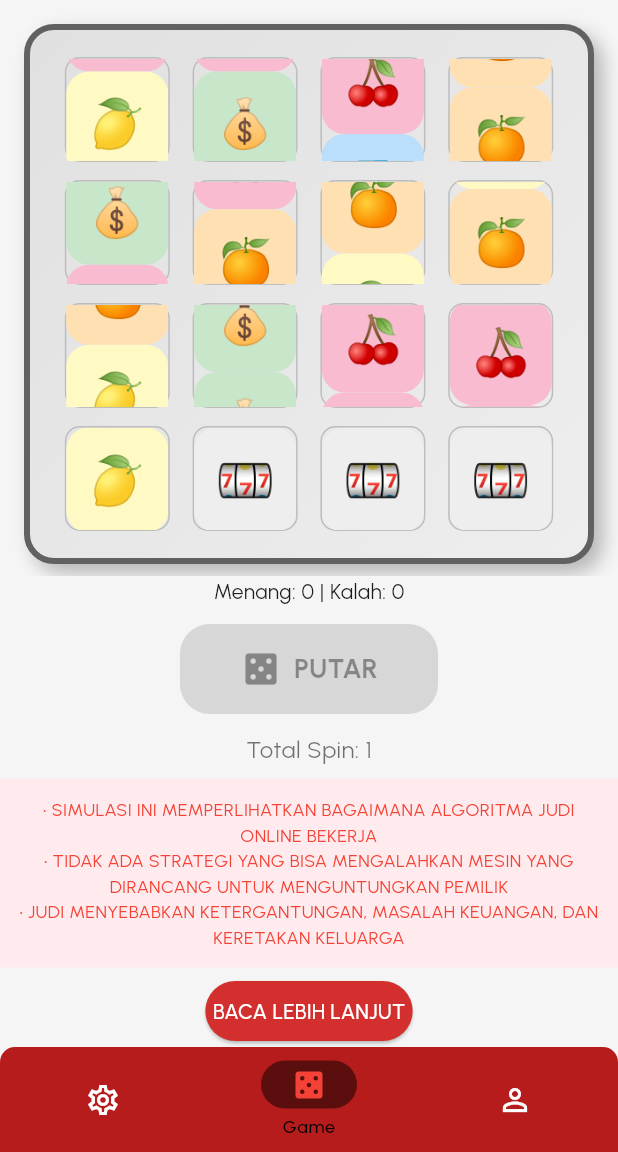
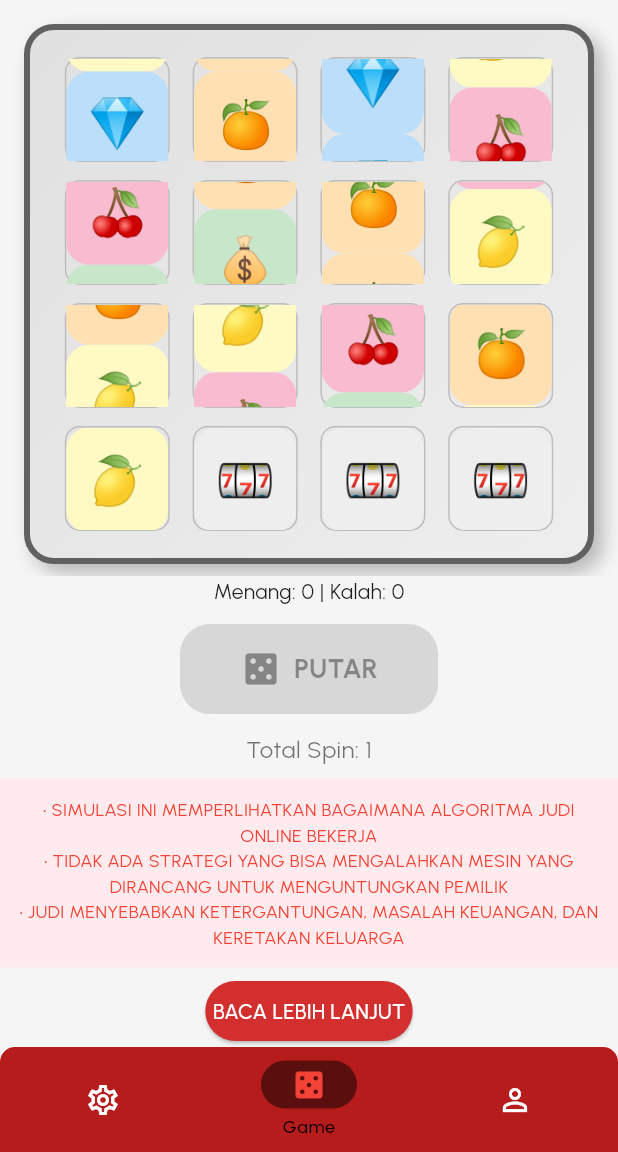
Before and after one commit to Fikri-rmd/skripsi_simulasi_gambling, a Flutter app: the SlotGameScreen screen opened directly, item 2 of the bottom bar chosen, after a tap on "PUTAR", on a phone screen of 412 x 824 dp, the part 84-1236 px from its top. Run offline on Flutter 3.47's test engine with Material 3 defaults, Android fonts, the light colour scheme and no system bars; our stand-ins replace cloud_firestore, firebase_auth, firebase_core, font_awesome_flutter, google_fonts, google_sign_in and 1 more; accounts and stored records are empty.

Commit message:
commit aja

```diff
--- a/lib/dialogs/reset_dialog.dart
+++ b/lib/dialogs/reset_dialog.dart
@@ -6,6 +6,7 @@ class ResetSuccessDialog extends StatelessWidget {
   @override
   Widget build(BuildContext context) {
     return AlertDialog(
+      actionsPadding: const EdgeInsets.all(15.0),
       icon: const Icon(Icons.check_circle, color: Colors.green, size: 40),
       title: Text(
       'Reset Berhasil!',
@@ -17,8 +18,7 @@ class ResetSuccessDialog extends StatelessWidget {
       ),
       content: Text(
       'Permainan telah direset ke kondisi awal\n'
-        '🪙 Saldo: 500 Koin\n'
-        ,
+      '🪙 Saldo: 500 Koin\n',
       textAlign: TextAlign.center,
       style: TextStyle(
         fontSize: 16,
@@ -37,6 +37,7 @@ class ResetSuccessDialog extends StatelessWidget {
         ),
       ),
       ],
+      actionsAlignment: MainAxisAlignment.end, // default is end (bottom)
       shape: RoundedRectangleBorder(
       borderRadius: BorderRadius.circular(20),
       ),
--- a/lib/screens/slot_game_screen.dart
+++ b/lib/screens/slot_game_screen.dart
@@ -55,6 +55,7 @@ void initState() {
 
     if (isFirstRun) {
       await _resetGameStatistics();
+      GameLogic.generateSymbols(spinCount: _spinCount);
       await prefs.setBool('first_run', false);
     }
   });
@@ -75,6 +76,7 @@ void initState() {
   await _loadSettings();
   await _loadSpinCounter();
   await _loadStatistics();
+  GameLogic.generateSymbols(spinCount: _spinCount);
  _queuedSpins = await SpinPreparer.prepareSpins(
   totalSpins: 100,
   currentSpinCount: _totalSpinCounter,
@@ -176,6 +178,7 @@ Future<void> _loadSpinCounter() async {
     );
     await _saveSpinCounter();
     await GameLogic.resetStatistics();
+    await GameLogic.generateSymbols(spinCount: _spinCount);
     setState(()  {
       _coins = 500;
       _spinCount = 0;
@@ -201,24 +204,26 @@ Future<void> _loadSpinCounter() async {
 
   Future<void> _spin() async {
     if (_coins < 10 || _isSpinning) return;
-
+    setState(() {
+      _spinCount++;
+    });
+    await GameLogic.generateSymbols(spinCount: _spinCount);
     setState(() {
       _coins -= 10;
-      _spinCount++;
       _isSpinning = true;
       _winLines = [];
       _totalSpinCounter++;
     });
     await _saveSpinCounter();
-     if (_queuedSpins.isEmpty) {
-    _queuedSpins = await SpinPreparer.prepareSpins(
-  totalSpins: 100,
-  currentSpinCount: _totalSpinCounter,
-  settings: GameLogic.settings,
-);
-  }
+//      if (_queuedSpins.isEmpty) {
+//     _queuedSpins = await SpinPreparer.prepareSpins(
+//   totalSpins: 100,
+//   currentSpinCount: _totalSpinCounter,
+//   settings: GameLogic.settings,
+// );
+//   }
 
-  final newSymbols = _queuedSpins.removeAt(0);
+  final newSymbols = GameLogic.generateSymbols(spinCount: _spinCount);
 
   List<Future> animations = [];
   for (int row = 0; row < 4; row++) {
@@ -242,8 +247,6 @@ Future<void> _loadSpinCounter() async {
     _symbolFrequency[symbol] = (_symbolFrequency[symbol] ?? 0) + 1;
   }
 }
-
-    _isSpinning = false;
   });
 
   await Future.delayed(const Duration(milliseconds: 1000));
@@ -295,7 +298,6 @@ Future<void> _loadSpinCounter() async {
       _winCount++;
       int totalReward = _winLines.fold(0, (sum, line) => sum + line.reward);
       setState(() {
-        _isSpinning = false;
         _coins += totalReward;
       });
 
@@ -359,8 +361,14 @@ Future<void> _loadSpinCounter() async {
     showDialog(
       context: context,
       builder: (context) => WinLossDialog(
+        isSpinning: _isSpinning,
         message: message,
         isWin: isWin,
+        onDialogClosed: () => {
+          setState(() {
+            _isSpinning = false;
+          })
+        }
       ),
     );
   }
--- a/lib/utils/game_logic.dart
+++ b/lib/utils/game_logic.dart
@@ -105,6 +105,46 @@ class GameLogic {
     },
   )..validateSymbolRates();
 
+  static int _winAvailable = 0;
+  static double _currentWinPercentage = 0.0;
+
+  static void _manageSpinCycle(int spinCount) {
+    if (spinCount % 10 == 1) {
+      double baseWinPercentage = settings.winPercentage;
+      _winAvailable = (baseWinPercentage * 10).round();
+      _currentWinPercentage = baseWinPercentage;
+    }
+  }
+
+  static List<List<String>> _generateWinningGrid() {
+    var grid = List.generate(4, (_) => List.generate(4, (_) => getRandomSymbol()));
+    final winTypes = ['horizontal', 'vertical', 'diagonal'];
+    final selectedType = winTypes[_random.nextInt(winTypes.length)];
+    final winningSymbol = getRandomSymbol();
+
+    if (selectedType == 'horizontal') {
+      final row = _random.nextInt(4);
+      for (int col = 0; col < 4; col++) {
+        grid[row][col] = winningSymbol;
+      }
+    } else if (selectedType == 'vertical') {
+      final col = _random.nextInt(4);
+      for (int row = 0; row < 4; row++) {
+        grid[row][col] = winningSymbol;
+      }
+    } else {
+      if (_random.nextBool()) {
+        for (int i = 0; i < 4; i++) {
+          grid[i][i] = winningSymbol;
+        }
+      } else {
+        for (int i = 0; i < 4; i++) {
+          grid[i][3 - i] = winningSymbol;
+        }
+      }
+    }
+    return grid;
+  }
 
   static void updateSettings(GameSettings newSettings) {
     settings = newSettings;
@@ -134,26 +174,46 @@ class GameLogic {
     await prefs.remove('symbolFreq');
   }
 
+  static List<List<String>> generateSymbols({int spinCount = 0}) {
+    _manageSpinCycle(spinCount);
 
+    final bool shouldWin = _random.nextDouble() < _currentWinPercentage;
 
+    debugPrint("_______________________________________");
+    debugPrint("Win Percentage: $_currentWinPercentage");
+    debugPrint("Win Available: $_winAvailable");
+    debugPrint("_______________________________________");
+    // return _generateWinningGrid();
 
+    if (_winAvailable.round() == 0) {
+      _currentWinPercentage = 0.0;
+    }
 
-  // Generate grid simbol
- static List<List<String>> generateSymbols({int spinCount = 0}) {
-  // Generate grid normal tanpa paksa kemenangan
+    if (_winAvailable > 0 && shouldWin) {
+      _winAvailable--;
+      return _generateWinningGrid();
+    } else {
+      if (_winAvailable > 0){
+        _currentWinPercentage += 0.1;
+      }
+
       return List.generate(4, (row) {
         return List.generate(4, (col) => getRandomSymbol());
       });
     }
-  // Cek pola kemenangan
+  }
+
   static List<WinLine> checkWinLines(List<List<String>> grid) {
+
+  debugPrint("--- [LOGIC] Grid yang DITERIMA oleh checkWinLines: ---");
+  grid.forEach((row) => debugPrint(row.toString()));
+  debugPrint("-------------------------------------------------------");
     List<WinLine> winLines = [];
     final baseRewards = {
       '🍒': 3, '🍋': 4, '💎': 10, '💰': 15,
       '🍊': 5,
     };
 
-    // Horizontal
     for (int row = 0; row < 4; row++) {
       String symbol = grid[row][0];
       if (symbol == '🎰') continue;
@@ -174,7 +234,6 @@ class GameLogic {
       }
     }
 
-    // Vertical
     for (int col = 0; col < 4; col++) {
       String symbol = grid[0][col];
       if (symbol == '🎰') continue;
@@ -195,7 +254,6 @@ class GameLogic {
       }
     }
 
-    // Diagonal (top-left to bottom-right)
     String mainDiagSymbol = grid[0][0];
     bool mainDiagWin = mainDiagSymbol != '🎰';
     for (int i = 1; i < 4; i++) {
@@ -213,7 +271,6 @@ class GameLogic {
       ));
     }
 
-    // Diagonal (top-right to bottom-left)
     String antiDiagSymbol = grid[0][3];
     bool antiDiagWin = antiDiagSymbol != '🎰';
     for (int i = 1; i < 4; i++) {
@@ -234,8 +291,6 @@ class GameLogic {
     return winLines;
   }
 
-
-  // Warna latar untuk simbol
   static Color getSymbolColor(String symbol) {
     switch (symbol) {
       case '🍒': return Colors.pink.shade100;
@@ -258,7 +313,6 @@ class GameLogic {
     )..validateSymbolRates();
   }
 
-  // Helper untuk UI
   static bool isInForceWinPattern(int row, int col, String? winType, int? position) {
     if (winType == null || position == null) return false;
 
--- a/lib/widgets/slot_column.dart
+++ b/lib/widgets/slot_column.dart
@@ -34,7 +34,7 @@ class _SlotColumnState extends State<SlotColumn> with SingleTickerProviderStateM
 
     _highlightController = AnimationController(
       vsync: this,
-      duration: const Duration(milliseconds: 1000),
+      duration: const Duration(milliseconds: 300),
     );
 
     _highlightAnimation = CurvedAnimation(
@@ -50,7 +50,7 @@ class _SlotColumnState extends State<SlotColumn> with SingleTickerProviderStateM
     // Trigger highlight animation when winning symbol is detected and rolling stops
     if (!widget.isRolling && widget.isWinningSymbol && !_showHighlight) {
       _showHighlight = true;
-      Future.delayed(const Duration(milliseconds: 300), () {
+      Future.delayed(const Duration(milliseconds: 300 ), () {
         if (mounted) {
           _highlightController.forward();
         }
```
Also changed, not shown: lib/dialogs/win_loss_dialog.dart (+27 -7 lines). Lines whose indentation alone changed are shown as unchanged.
